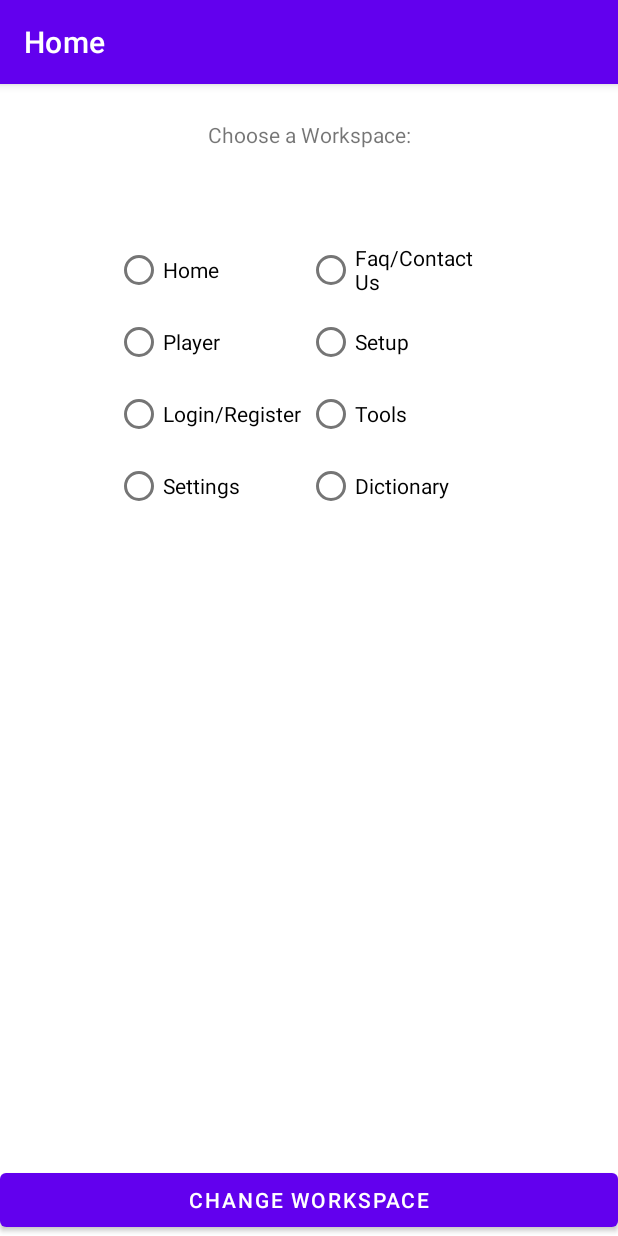
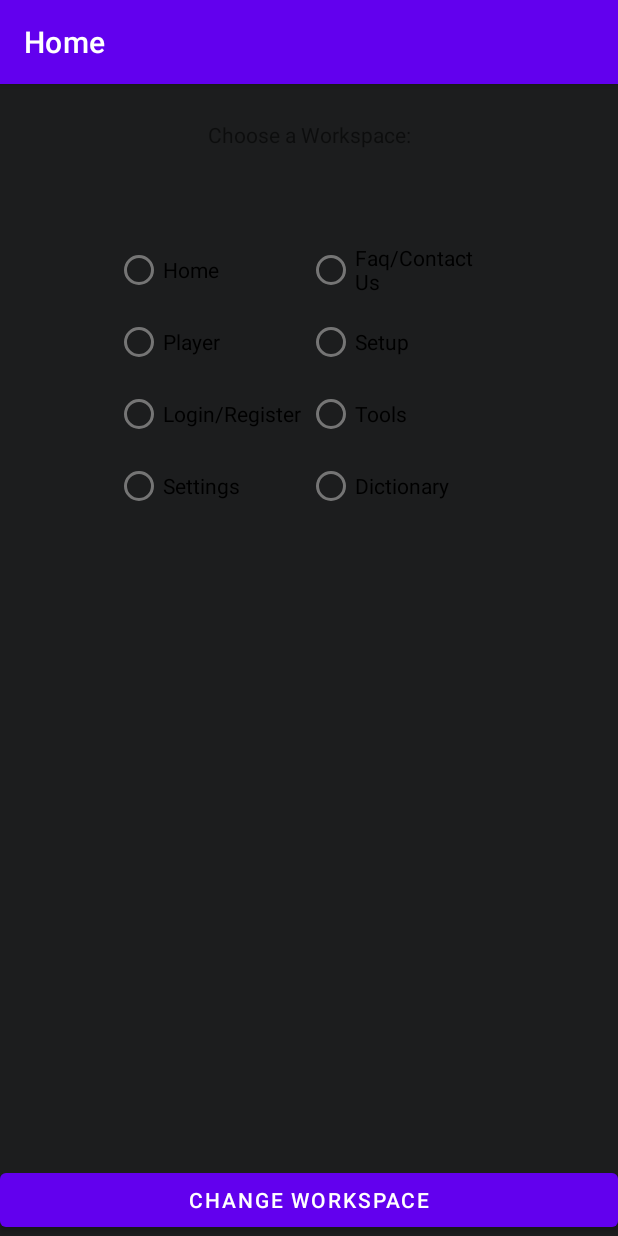
Before and after one commit to chek497/BuildYourOwnAdventure, an Android app: the screen it shows after launch (MainActivity), on a phone screen of 412 x 824 dp. Run offline under Robolectric (Android 15) with nearby library versions, the phone set to English and light mode, and no system bars.

Commit message:
Update activity_main.xml

```diff
--- a/app/src/main/res/layout/activity_main.xml
+++ b/app/src/main/res/layout/activity_main.xml
@@ -5,7 +5,8 @@
     android:id="@+id/rootView"
     android:layout_width="match_parent"
     android:layout_height="match_parent"
-    tools:context=".MainActivity">
+    tools:context=".MainActivity"
+    android:background="#1c1d1e">
 
     <TextView
         android:id="@+id/textViewChoiceLabel"
```
